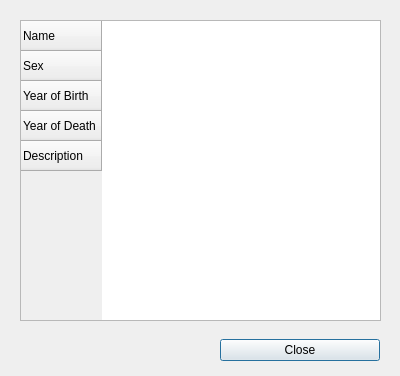
First picture: the form in vika3/ui/moreinfopioneer.ui, repository hlynurstef/Verklegt-namskeid-1-vika-3, before the edit.
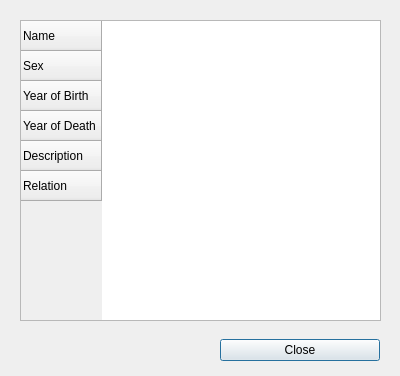
Second picture: the form after the edit.

```diff
--- a/vika3/ui/moreinfopioneer.ui
+++ b/vika3/ui/moreinfopioneer.ui
@@ -50,6 +50,11 @@
         <string>Description</string>
        </property>
       </row>
+      <row>
+       <property name="text">
+        <string>Relation</string>
+       </property>
+      </row>
      </widget>
     </item>
    </layout>
```
Left out of the diff: 2 changed lines with no effect on the pictures.
